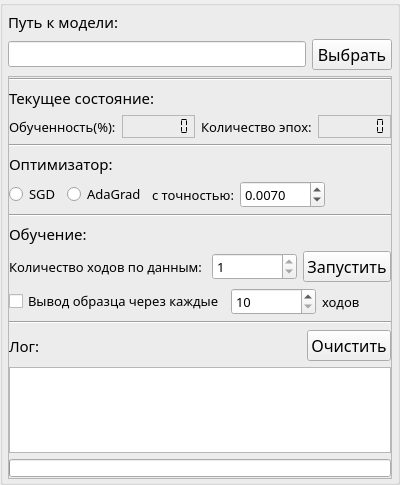
The window that src/widgetpagesandbox/modeltraininggroupbox.ui (Marator2K07/LSTM_Text_Generator) describes before a commit, drawn with Qt 5.
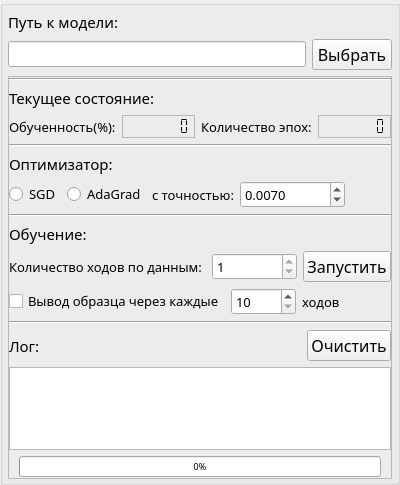
The same window after the commit.

Commit message: Корректировки в дизайне.

```diff
--- a/src/widgetpagesandbox/modeltraininggroupbox.ui
+++ b/src/widgetpagesandbox/modeltraininggroupbox.ui
@@ -6,7 +6,7 @@
    <rect>
     <x>0</x>
     <y>0</y>
-    <width>374</width>
+    <width>377</width>
     <height>485</height>
    </rect>
   </property>
@@ -330,7 +330,7 @@
           </property>
           <property name="minimumSize">
            <size>
-            <width>85</width>
+            <width>105</width>
             <height>0</height>
            </size>
           </property>
@@ -520,7 +520,7 @@
           </property>
           <property name="minimumSize">
            <size>
-            <width>85</width>
+            <width>65</width>
             <height>0</height>
            </size>
           </property>
@@ -635,35 +635,56 @@
        </widget>
       </item>
       <item>
-       <widget class="QProgressBar" name="trainingProgressBar">
-        <property name="sizePolicy">
-         <sizepolicy hsizetype="Expanding" vsizetype="Maximum">
-          <horstretch>0</horstretch>
-          <verstretch>0</verstretch>
-         </sizepolicy>
+       <layout class="QHBoxLayout" name="horizontalLayout_8">
+        <property name="spacing">
+         <number>3</number>
         </property>
-        <property name="maximumSize">
-         <size>
-          <width>16777215</width>
-          <height>18</height>
-         </size>
-        </property>
-        <property name="baseSize">
-         <size>
-          <width>0</width>
-          <height>18</height>
-         </size>
-        </property>
-        <property name="value">
-         <number>0</number>
-        </property>
-        <property name="textVisible">
-         <bool>false</bool>
-        </property>
-        <property name="orientation">
-         <enum>Qt::Horizontal</enum>
-        </property>
-       </widget>
+        <item>
+         <spacer name="horizontalSpacer_2">
+          <property name="orientation">
+           <enum>Qt::Horizontal</enum>
+          </property>
+          <property name="sizeType">
+           <enum>QSizePolicy::Minimum</enum>
+          </property>
+          <property name="sizeHint" stdset="0">
+           <size>
+            <width>10</width>
+            <height>20</height>
+           </size>
+          </property>
+         </spacer>
+        </item>
+        <item>
+         <widget class="QProgressBar" name="trainingProgressBar">
+          <property name="font">
+           <font>
+            <family>Segoe UI Light</family>
+            <pointsize>7</pointsize>
+           </font>
+          </property>
+          <property name="value">
+           <number>0</number>
+          </property>
+         </widget>
+        </item>
+        <item>
+         <spacer name="horizontalSpacer_3">
+          <property name="orientation">
+           <enum>Qt::Horizontal</enum>
+          </property>
+          <property name="sizeType">
+           <enum>QSizePolicy::Maximum</enum>
+          </property>
+          <property name="sizeHint" stdset="0">
+           <size>
+            <width>10</width>
+            <height>20</height>
+           </size>
+          </property>
+         </spacer>
+        </item>
+       </layout>
       </item>
      </layout>
     </widget>
```
Left out of the diff: 4 changed lines with no effect on the pictures.
